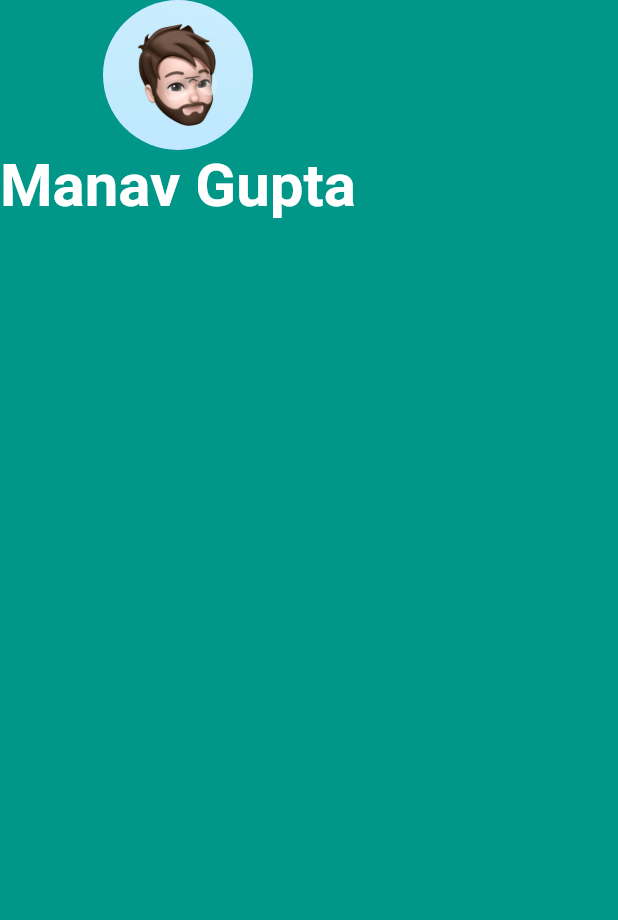
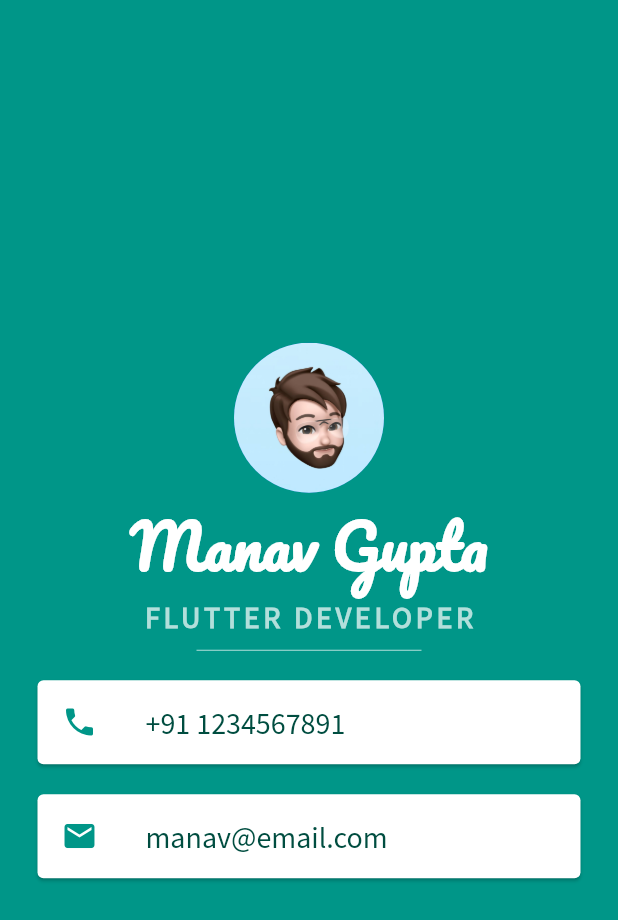
Before and after one commit to manav98/mi_card, a Flutter app: the screen it shows after launch, on a phone screen of 412 x 824 dp. Shown: the top 920 px of the screen. Run offline on Flutter 3.47's test engine with Material 2 defaults, Android fonts, the phone set to English and light mode, and no system bars.

Commit message:
Completed the App

```diff
--- a/lib/main.dart
+++ b/lib/main.dart
@@ -13,6 +13,7 @@ class MyApp extends StatelessWidget {
           backgroundColor: Colors.teal,
           body: SafeArea(
             child: Column(
+              mainAxisAlignment: MainAxisAlignment.center,
               children: [
                 CircleAvatar(
                   radius: 50,
@@ -20,9 +21,60 @@ class MyApp extends StatelessWidget {
                 ),
                 Text('Manav Gupta',
                     style: TextStyle(
+                        fontFamily: 'Pacifico',
                         fontSize: 40,
                         color: Colors.white,
                         fontWeight: FontWeight.bold)),
+                Text(
+                  'FLUTTER DEVELOPER',
+                  style: TextStyle(
+                    fontSize: 20,
+                    letterSpacing: 2.5,
+                    color: Colors.teal.shade100,
+                    fontFamily: 'SourceSansPro',
+                    fontWeight: FontWeight.bold,
+                  ),
+                ),
+                SizedBox(
+                  height: 20,
+                  width: 150,
+                  child: Divider(
+                    color: Colors.teal.shade100,
+                  ),
+                ),
+                Card(
+                  margin:
+                      EdgeInsets.symmetric(vertical: 10.0, horizontal: 25.0),
+                  child: ListTile(
+                    leading: Icon(
+                      Icons.phone,
+                      color: Colors.teal,
+                    ),
+                    title: Text(
+                      '+91 1234567891',
+                      style: TextStyle(
+                          color: Colors.teal.shade900,
+                          fontFamily: 'SourceSansPro',
+                          fontSize: 20.0),
+                    ),
+                  ),
+                ),
+                Card(
+                    margin: EdgeInsets.symmetric(vertical: 10, horizontal: 25),
+                    child: ListTile(
+                      leading: Icon(
+                        Icons.email,
+                        color: Colors.teal,
+                      ),
+                      title: Text(
+                        'manav@email.com',
+                        style: TextStyle(
+                          color: Colors.teal.shade900,
+                          fontFamily: 'SourceSansPro',
+                          fontSize: 20,
+                        ),
+                      ),
+                    )),
               ],
             ),
           )),
```
Also changed, not shown: pubspec.yaml (+7 -52 lines), fonts/SourceSansPro-Regular.ttf (added).
